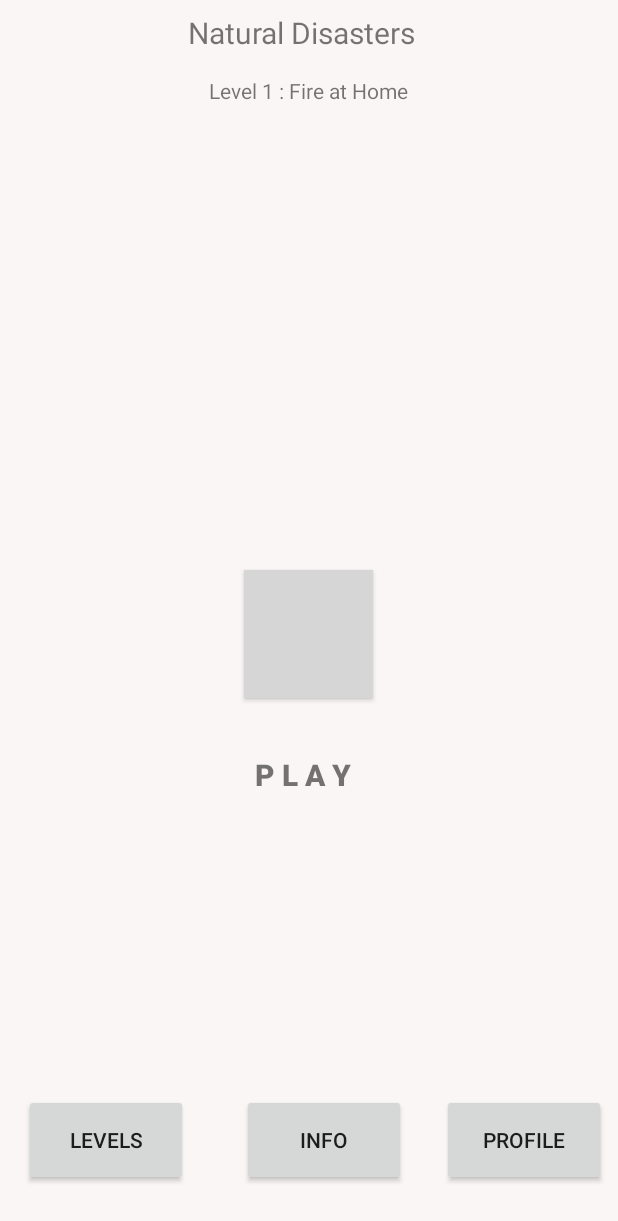
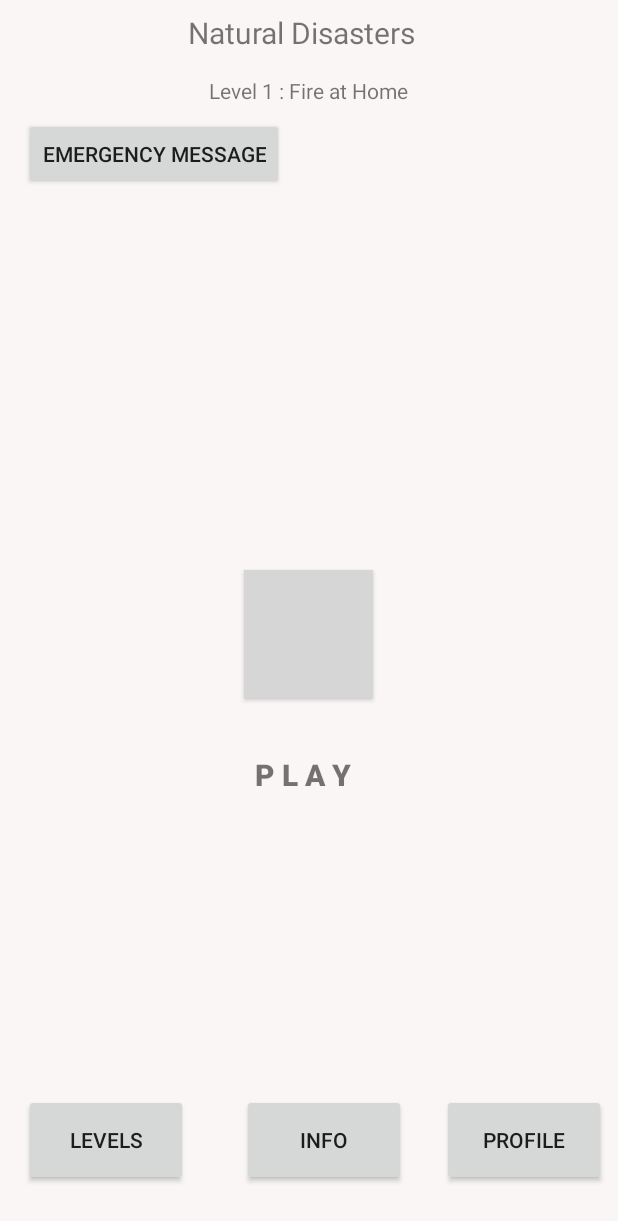
Before and after one commit to smenon1111/emergency_situations, an Android app: the screen it shows after launch (Home), on a phone screen of 412 x 824 dp. Shown: the top 1221 px of the screen. Run offline under Robolectric (Android 15) with nearby library versions, the phone set to English and light mode, and no system bars; grey boxes are pictures that could not be loaded.

Commit message:
Adding Emergency Message button Link Emergency Message button to Emergency Message Java class

```diff
--- a/app/src/main/AndroidManifest.xml
+++ b/app/src/main/AndroidManifest.xml
@@ -24,6 +24,7 @@
         </activity>
         <activity android:name=".Info"></activity>
         <activity android:name=".StreetDisastersShooting"></activity>
+        <activity android:name=".EmergencyMessage"></activity>
 
 
 
--- a/app/src/main/java/com/example/tech2020/EmergencyMessage.java
+++ b/app/src/main/java/com/example/tech2020/EmergencyMessage.java
@@ -50,7 +50,7 @@ public class EmergencyMessage extends AppCompatActivity {
             @Override
             public void onClick(View v) {
                 Intent smsIntent = new Intent(Intent.ACTION_SENDTO,
-                        Uri.parse("sms:5109538121"));
+                        Uri.parse("sms:5102837722"));
                 smsIntent.putExtra("sms_body", "Hello");
                 startActivity(smsIntent);
 
--- a/app/src/main/java/com/example/tech2020/Home.java
+++ b/app/src/main/java/com/example/tech2020/Home.java
@@ -19,12 +19,21 @@ public class Home extends AppCompatActivity {
         Button infoButton = findViewById(R.id.buttonInfo);
         Button profileButton = findViewById(R.id.buttonProfile);
         Button playButton = findViewById(R.id.buttonPlay);
+        Button emergencymessageButton = findViewById(R.id.buttonEmergencyMessage);
 
         //TODO:  LAYA :change openLevels(); to open{insert your page name for levels here}();
         //TODO: ANVIKA: change openProfile(); to open{insert your page name for profile here}();
         //TODO: ANIRRA: change openGame(); to open{insert your page name for game here}();
         //TODO: if they are the same as what I labeled them as the just take out the block comments
         //TODO:on your Android Manifest file, under <activity android:name=".Info"></activity add the same line of code, replacing "Info" with your activity name if it's not already there
+
+    emergencymessageButton.setOnClickListener(new View.OnClickListener() {
+        @Override
+        public void onClick(View view) {
+
+            openEmergencyMessage();
+        }
+    });
 
 
         levelsButton.setOnClickListener(new View.OnClickListener() {
@@ -82,4 +91,9 @@ public class Home extends AppCompatActivity {
         Intent intent = new Intent(this, StreetDisastersShooting.class);
         startActivity(intent);
     }
+
+    public void openEmergencyMessage() {
+        Intent intent = new Intent(this, EmergencyMessage.class);
+        startActivity(intent);
+    }
 }
--- a/app/src/main/res/layout/home.xml
+++ b/app/src/main/res/layout/home.xml
@@ -124,4 +124,16 @@
         app:layout_constraintStart_toStartOf="parent"
         app:layout_constraintTop_toTopOf="parent" />
 
+    <Button
+        android:id="@+id/buttonEmergencyMessage"
+        android:layout_width="wrap_content"
+        android:layout_height="wrap_content"
+        android:text="@string/EmergencyMessage"
+        app:layout_constraintBottom_toBottomOf="parent"
+        app:layout_constraintEnd_toEndOf="parent"
+        app:layout_constraintHorizontal_bias="0.067"
+        app:layout_constraintStart_toStartOf="parent"
+        app:layout_constraintTop_toTopOf="parent"
+        app:layout_constraintVertical_bias="0.101" />
+
 </android.support.constraint.ConstraintLayout>
--- a/app/src/main/res/values/strings.xml
+++ b/app/src/main/res/values/strings.xml
@@ -12,6 +12,7 @@
     <string name="levelNumberHome">Level 1 : Fire at Home</string>
     <string name="categoryHome">Natural Disasters</string>
     <string name="playText">P L A Y</string>
+    <string name="EmergencyMessage">Emergency Message</string>
 
     <string name="CPRtext">CPR</string>
     <string name="strokeText">Stroke</string>
```
